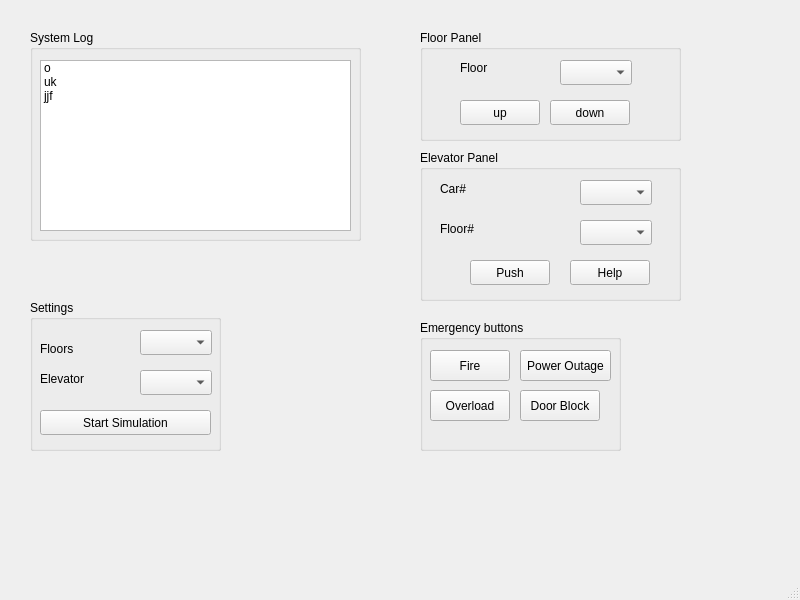
Above: mainwindow.ui from coffeeboost/3004a3 before the change. Below: the same form after it.
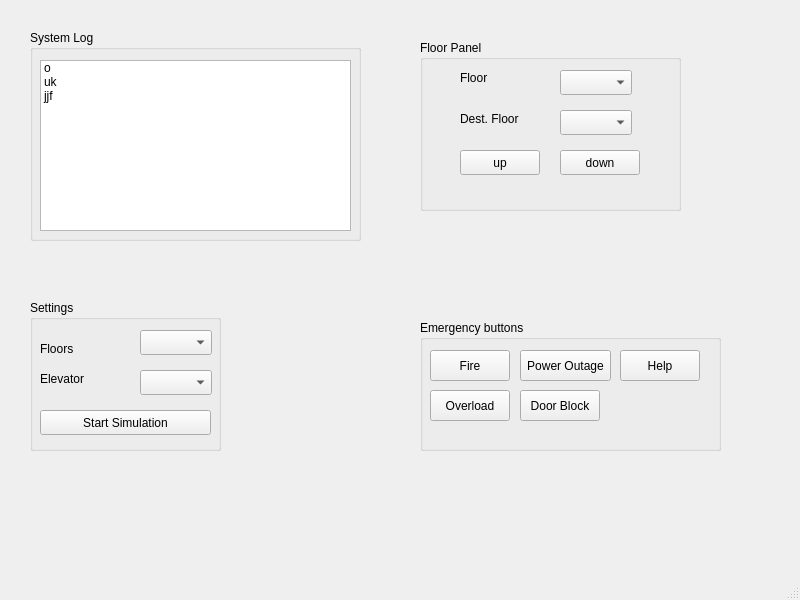
That is the form after the change.

The edit to the form file:
```diff
--- a/mainwindow.ui
+++ b/mainwindow.ui
@@ -18,9 +18,9 @@
     <property name="geometry">
      <rect>
       <x>420</x>
-      <y>30</y>
+      <y>40</y>
       <width>261</width>
-      <height>111</height>
+      <height>171</height>
      </rect>
     </property>
     <property name="title">
@@ -30,7 +30,7 @@
      <property name="geometry">
       <rect>
        <x>40</x>
-       <y>70</y>
+       <y>110</y>
        <width>80</width>
        <height>25</height>
       </rect>
@@ -42,8 +42,8 @@
     <widget class="QPushButton" name="floorPanelDownButton">
      <property name="geometry">
       <rect>
-       <x>130</x>
-       <y>70</y>
+       <x>140</x>
+       <y>110</y>
        <width>80</width>
        <height>25</height>
       </rect>
@@ -75,89 +75,27 @@
       <string>Floor</string>
      </property>
     </widget>
-   </widget>
-   <widget class="QGroupBox" name="ElevatorPanelGroupBox">
-    <property name="geometry">
-     <rect>
-      <x>420</x>
-      <y>150</y>
-      <width>261</width>
-      <height>151</height>
-     </rect>
-    </property>
-    <property name="title">
-     <string>Elevator Panel</string>
-    </property>
-    <widget class="QComboBox" name="ElevatorPanelCarComboBox">
+    <widget class="QLabel" name="floorPanelDestFloorLabel">
      <property name="geometry">
       <rect>
-       <x>160</x>
-       <y>30</y>
-       <width>72</width>
-       <height>25</height>
-      </rect>
-     </property>
-    </widget>
-    <widget class="QComboBox" name="ElevatorPanelFloorComboBox">
-     <property name="geometry">
-      <rect>
-       <x>160</x>
+       <x>40</x>
        <y>70</y>
-       <width>72</width>
-       <height>25</height>
-      </rect>
-     </property>
-    </widget>
-    <widget class="QLabel" name="ElevatorPanelCarLabel">
-     <property name="geometry">
-      <rect>
-       <x>20</x>
-       <y>30</y>
-       <width>54</width>
+       <width>71</width>
        <height>17</height>
       </rect>
      </property>
      <property name="text">
-      <string>Car#</string>
+      <string>Dest. Floor</string>
      </property>
     </widget>
-    <widget class="QLabel" name="ElevatorPanelFloorLabel">
+    <widget class="QComboBox" name="floorPanelDestFloorComboBox">
      <property name="geometry">
       <rect>
-       <x>20</x>
+       <x>140</x>
        <y>70</y>
-       <width>54</width>
-       <height>17</height>
-      </rect>
-     </property>
-     <property name="text">
-      <string>Floor#</string>
-     </property>
-    </widget>
-    <widget class="QPushButton" name="ElevatorPanelPushButton">
-     <property name="geometry">
-      <rect>
-       <x>50</x>
-       <y>110</y>
-       <width>80</width>
+       <width>72</width>
        <height>25</height>
       </rect>
-     </property>
-     <property name="text">
-      <string>Push</string>
-     </property>
-    </widget>
-    <widget class="QPushButton" name="ElevatorPanelHelpButton">
-     <property name="geometry">
-      <rect>
-       <x>150</x>
-       <y>110</y>
-       <width>80</width>
-       <height>25</height>
-      </rect>
-     </property>
-     <property name="text">
-      <string>Help</string>
      </property>
     </widget>
    </widget>
@@ -166,7 +104,7 @@
      <rect>
       <x>420</x>
       <y>320</y>
-      <width>201</width>
+      <width>301</width>
       <height>131</height>
      </rect>
     </property>
@@ -225,6 +163,19 @@
       <string>Door Block</string>
      </property>
     </widget>
+    <widget class="QPushButton" name="EmergencyHelpButton">
+     <property name="geometry">
+      <rect>
+       <x>200</x>
+       <y>30</y>
+       <width>80</width>
+       <height>31</height>
+      </rect>
+     </property>
+     <property name="text">
+      <string>Help</string>
+     </property>
+    </widget>
    </widget>
    <widget class="QGroupBox" name="SystemLogGroupBox">
     <property name="geometry">
```
